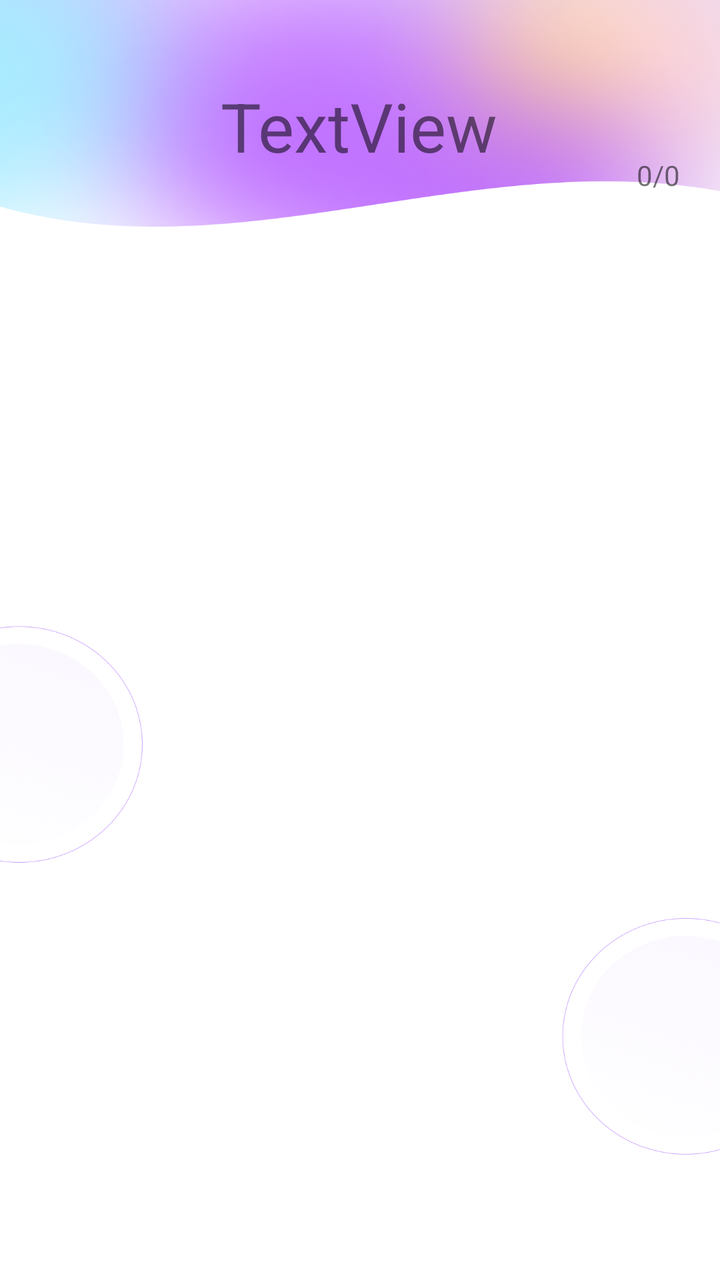
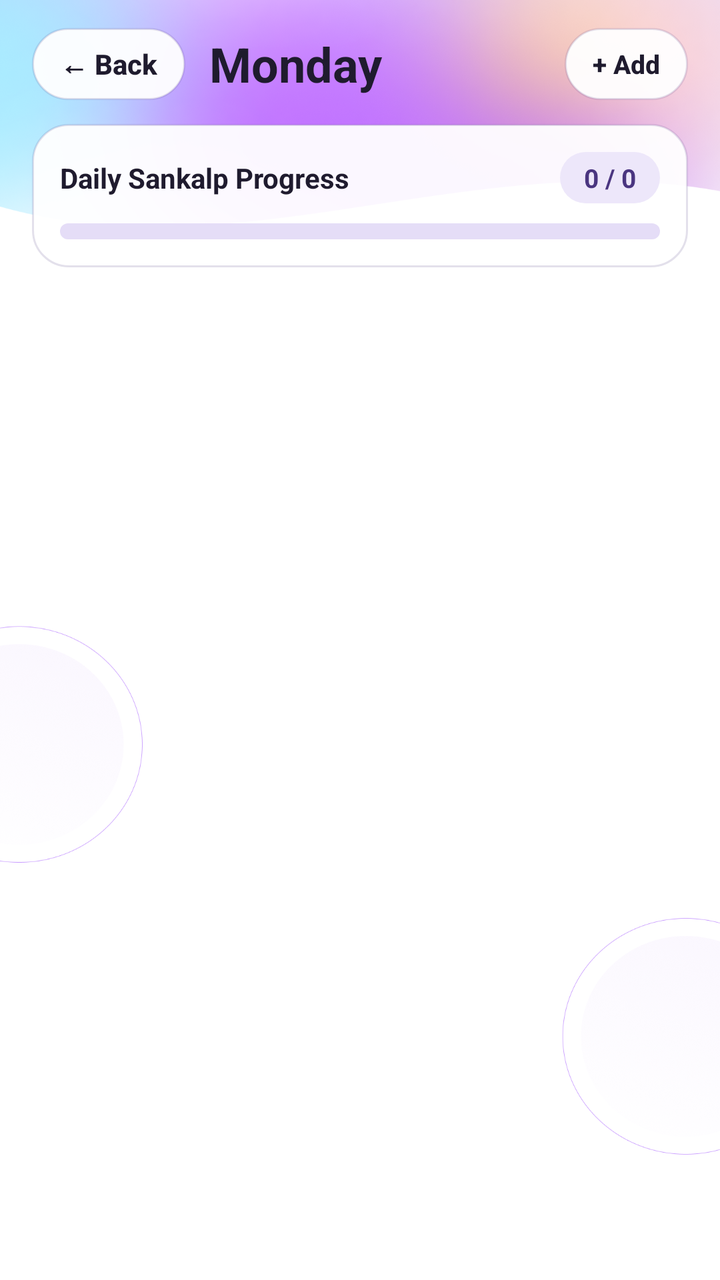

Screens rendered from an Android XML layout before and after an edit, with the pre-edit source and the edit as a unified diff.
<!-- AndroidManifest.xml: application theme Theme.PoojaTracker -->
<!-- res/layout/activity_pooja_list.xml -->
<?xml version="1.0" encoding="utf-8"?>
<androidx.constraintlayout.widget.ConstraintLayout xmlns:android="http://schemas.android.com/apk/res/android"
    xmlns:app="http://schemas.android.com/apk/res-auto"
    xmlns:tools="http://schemas.android.com/tools"
    android:layout_width="match_parent"
    android:layout_height="match_parent"
    android:background="@drawable/background_shorter"
    tools:context=".PoojaListActivity"
    >





    <TextView
        android:id="@+id/day"
        android:layout_width="wrap_content"
        android:layout_height="wrap_content"
        android:text="TextView"
        android:textSize="34sp"
        app:layout_constraintBottom_toBottomOf="parent"
        app:layout_constraintEnd_toEndOf="parent"
        app:layout_constraintHorizontal_bias="0.498"
        app:layout_constraintStart_toStartOf="parent"
        app:layout_constraintTop_toTopOf="parent"
        app:layout_constraintVertical_bias="0.068" />

    <androidx.recyclerview.widget.RecyclerView
        android:id="@+id/poojalist"
        android:layout_width="381dp"
        android:layout_height="502dp"
        app:layout_constraintBottom_toBottomOf="parent"
        app:layout_constraintEnd_toStartOf="@+id/guideline4"
        app:layout_constraintStart_toStartOf="@+id/guideline3"
        app:layout_constraintTop_toBottomOf="@+id/day" />

    <androidx.constraintlayout.widget.Guideline
        android:id="@+id/guideline3"
        android:layout_width="wrap_content"
        android:layout_height="wrap_content"
        android:orientation="vertical"
        app:layout_constraintGuide_begin="20dp" />

    <androidx.constraintlayout.widget.Guideline
        android:id="@+id/guideline4"
        android:layout_width="wrap_content"
        android:layout_height="wrap_content"
        android:orientation="vertical"
        app:layout_constraintGuide_end="20dp" />

    <TextView
        android:id="@+id/details"
        android:layout_width="wrap_content"
        android:layout_height="wrap_content"
        android:text="0/0"
        app:layout_constraintBottom_toTopOf="@+id/poojalist"
        app:layout_constraintEnd_toStartOf="@+id/guideline4"
        app:layout_constraintHorizontal_bias="1.0"
        app:layout_constraintStart_toStartOf="@+id/guideline3"
        app:layout_constraintTop_toTopOf="parent"
        app:layout_constraintVertical_bias="0.838" />

</androidx.constraintlayout.widget.ConstraintLayout>
<!-- resources referenced by this layout -->
<resources>
  <!-- drawable background_shorter: png bitmap (drawable-v24, 741760 bytes) -->
  <style name="Theme.PoojaTracker" parent="Theme.MaterialComponents.DayNight.DarkActionBar">
          
          <item name="colorPrimary">@color/purple_500</item>
          <item name="colorPrimaryVariant">@color/purple_700</item>
          <item name="colorOnPrimary">@color/white</item>
          
          <item name="colorSecondary">@color/teal_200</item>
          <item name="colorSecondaryVariant">@color/teal_700</item>
          <item name="colorOnSecondary">@color/black</item>
          
  
          <item name="android:statusBarColor">@color/status_bar_color</item>
          
      </style>
  <color name="purple_500">#FF6200EE</color>
  <color name="purple_700">#FF3700B3</color>
  <color name="white">#FFFFFFFF</color>
  <color name="teal_200">#FF03DAC5</color>
  <color name="teal_700">#FF018786</color>
  <color name="black">#FF000000</color>
  <color name="status_bar_color">#FF000000</color>
</resources>

<!-- the commit's change to res/layout/activity_pooja_list.xml (unified diff, before → after) -->
@@ -1,63 +1,170 @@
 <?xml version="1.0" encoding="utf-8"?>
-<androidx.constraintlayout.widget.ConstraintLayout xmlns:android="http://schemas.android.com/apk/res/android"
+<LinearLayout xmlns:android="http://schemas.android.com/apk/res/android"
     xmlns:app="http://schemas.android.com/apk/res-auto"
     xmlns:tools="http://schemas.android.com/tools"
     android:layout_width="match_parent"
     android:layout_height="match_parent"
     android:background="@drawable/background_shorter"
-    tools:context=".PoojaListActivity"
-    >
+    android:orientation="vertical"
+    android:paddingStart="16dp"
+    android:paddingTop="14dp"
+    android:paddingEnd="16dp"
+    tools:context=".PoojaListActivity">
 
+    
+    <LinearLayout
+        android:layout_width="match_parent"
+        android:layout_height="wrap_content"
+        android:gravity="center_vertical"
+        android:orientation="horizontal">
 
+        <androidx.appcompat.widget.AppCompatButton
+            android:id="@+id/btnBackList"
+            android:layout_width="wrap_content"
+            android:layout_height="36dp"
+            android:background="@drawable/card_surface"
+            android:minWidth="0dp"
+            android:minHeight="0dp"
+            android:paddingStart="14dp"
+            android:paddingEnd="14dp"
+            android:text="← Back"
+            android:textAllCaps="false"
+            android:textColor="@color/card_text_primary"
+            android:textSize="14sp"
+            android:textStyle="bold" />
 
+        <TextView
+            android:id="@+id/day"
+            android:layout_width="0dp"
+            android:layout_height="wrap_content"
+            android:layout_marginStart="12dp"
+            android:layout_weight="1"
+            android:text="Monday"
+            android:textColor="@color/add_header_text"
+            android:textSize="24sp"
+            android:textStyle="bold" />
 
+        <androidx.appcompat.widget.AppCompatButton
+            android:id="@+id/btnAddFromList"
+            android:layout_width="wrap_content"
+            android:layout_height="36dp"
+            android:background="@drawable/card_surface"
+            android:minWidth="0dp"
+            android:minHeight="0dp"
+            android:paddingStart="14dp"
+            android:paddingEnd="14dp"
+            android:text="+ Add"
+            android:textAllCaps="false"
+            android:textColor="@color/card_text_primary"
+            android:textSize="13sp"
+            android:textStyle="bold" />
+    </LinearLayout>
 
-    <TextView
-        android:id="@+id/day"
-        android:layout_width="wrap_content"
+    
+    <LinearLayout
+        android:layout_width="match_parent"
         android:layout_height="wrap_content"
-        android:text="TextView"
-        android:textSize="34sp"
-        app:layout_constraintBottom_toBottomOf="parent"
-        app:layout_constraintEnd_toEndOf="parent"
-        app:layout_constraintHorizontal_bias="0.498"
-        app:layout_constraintStart_toStartOf="parent"
-        app:layout_constraintTop_toTopOf="parent"
-        app:layout_constraintVertical_bias="0.068" />
+        android:layout_marginTop="12dp"
+        android:background="@drawable/card_surface"
+        android:orientation="vertical"
+        android:padding="14dp">
 
+        <LinearLayout
+            android:layout_width="match_parent"
+            android:layout_height="wrap_content"
+            android:gravity="center_vertical"
+            android:orientation="horizontal">
+
+            <TextView
+                android:id="@+id/progressLabel"
+                android:layout_width="0dp"
+                android:layout_height="wrap_content"
+                android:layout_weight="1"
+                android:text="Daily Sankalp Progress"
+                android:textColor="@color/card_text_primary"
+                android:textSize="14sp"
+                android:textStyle="bold" />
+
+            <TextView
+                android:id="@+id/details"
+                android:layout_width="wrap_content"
+                android:layout_height="wrap_content"
+                android:background="@drawable/badge_pill_bg"
+                android:paddingStart="12dp"
+                android:paddingTop="4dp"
+                android:paddingEnd="12dp"
+                android:paddingBottom="4dp"
+                android:text="0 / 0"
+                android:textColor="@color/badge_pill_text"
+                android:textSize="13sp"
+                android:textStyle="bold" />
+        </LinearLayout>
+
+        <ProgressBar
+            android:id="@+id/dayProgressBar"
+            style="?android:attr/progressBarStyleHorizontal"
+            android:layout_width="match_parent"
+            android:layout_height="8dp"
+            android:layout_marginTop="10dp"
+            android:max="100"
+            android:progress="0"
+            android:progressDrawable="@drawable/progress_day_bar" />
+    </LinearLayout>
+
+    
+    <LinearLayout
+        android:id="@+id/emptyStateCard"
+        android:layout_width="match_parent"
+        android:layout_height="wrap_content"
+        android:layout_marginTop="24dp"
+        android:background="@drawable/card_surface"
+        android:gravity="center"
+        android:orientation="vertical"
+        android:padding="24dp"
+        android:visibility="gone">
+
+        <TextView
+            android:id="@+id/emptyStateTitle"
+            android:layout_width="wrap_content"
+            android:layout_height="wrap_content"
+            android:gravity="center"
+            android:text="No Poojas scheduled yet"
+            android:textColor="@color/card_text_primary"
+            android:textSize="17sp"
+            android:textStyle="bold" />
+
+        <TextView
+            android:layout_width="wrap_content"
+            android:layout_height="wrap_content"
+            android:layout_marginTop="6dp"
+            android:gravity="center"
+            android:text="Add a YouTube mantra/chalisa or import your playlist JSON to get started."
+            android:textColor="@color/card_text_secondary"
+            android:textSize="13sp" />
+
+        <androidx.appcompat.widget.AppCompatButton
+            android:id="@+id/btnEmptyAdd"
+            android:layout_width="wrap_content"
+            android:layout_height="44dp"
+            android:layout_marginTop="16dp"
+            android:background="@drawable/gradientbtn"
+            android:paddingStart="24dp"
+            android:paddingEnd="24dp"
+            android:text="+ Add or Import Poojas"
+            android:textAllCaps="false"
+            android:textColor="@color/gradient_btn_text"
+            android:textSize="14sp"
+            android:textStyle="bold" />
+    </LinearLayout>
+
+    
     <androidx.recyclerview.widget.RecyclerView
         android:id="@+id/poojalist"
-        android:layout_width="381dp"
-        android:layout_height="502dp"
-        app:layout_constraintBottom_toBottomOf="parent"
-        app:layout_constraintEnd_toStartOf="@+id/guideline4"
-        app:layout_constraintStart_toStartOf="@+id/guideline3"
-        app:layout_constraintTop_toBottomOf="@+id/day" />
+        android:layout_width="match_parent"
+        android:layout_height="0dp"
+        android:layout_marginTop="10dp"
+        android:layout_weight="1"
+        android:clipToPadding="false"
+        android:paddingBottom="24dp" />
 
-    <androidx.constraintlayout.widget.Guideline
-        android:id="@+id/guideline3"
-        android:layout_width="wrap_content"
-        android:layout_height="wrap_content"
-        android:orientation="vertical"
-        app:layout_constraintGuide_begin="20dp" />
-
-    <androidx.constraintlayout.widget.Guideline
-        android:id="@+id/guideline4"
-        android:layout_width="wrap_content"
-        android:layout_height="wrap_content"
-        android:orientation="vertical"
-        app:layout_constraintGuide_end="20dp" />
-
-    <TextView
-        android:id="@+id/details"
-        android:layout_width="wrap_content"
-        android:layout_height="wrap_content"
-        android:text="0/0"
-        app:layout_constraintBottom_toTopOf="@+id/poojalist"
-        app:layout_constraintEnd_toStartOf="@+id/guideline4"
-        app:layout_constraintHorizontal_bias="1.0"
-        app:layout_constraintStart_toStartOf="@+id/guideline3"
-        app:layout_constraintTop_toTopOf="parent"
-        app:layout_constraintVertical_bias="0.838" />
-
-</androidx.constraintlayout.widget.ConstraintLayout>
+</LinearLayout>
<!-- resource entries referenced after the edit -->
@@ -1,6 +1,61 @@
 <!-- resources referenced by this layout -->
 <resources>
+  <color name="add_header_text">#FF1F1B2E</color>
+  <color name="badge_pill_text">#FF4A3580</color>
+  <color name="card_text_primary">#FF1F1B2E</color>
+  <color name="card_text_secondary">#FF5E5675</color>
+  <color name="gradient_btn_text">#FF1F1B2E</color>
   <!-- drawable background_shorter: png bitmap (drawable-v24, 741760 bytes) -->
+  <!-- drawable badge_pill_bg (drawable) -->
+  <?xml version="1.0" encoding="utf-8"?>
+  <shape xmlns:android="http://schemas.android.com/apk/res/android"
+      android:shape="rectangle">
+      <solid android:color="@color/badge_pill_bg" />
+      <corners android:radius="999dp" />
+  </shape>
+  <!-- drawable card_surface (drawable) -->
+  <?xml version="1.0" encoding="utf-8"?>
+  <shape xmlns:android="http://schemas.android.com/apk/res/android"
+      android:shape="rectangle">
+      <solid android:color="@color/card_surface_bg" />
+      <stroke
+          android:width="1dp"
+          android:color="@color/card_surface_stroke" />
+      <corners android:radius="18dp" />
+  </shape>
+  <!-- drawable gradientbtn (drawable) -->
+  <?xml version="1.0" encoding="utf-8"?>
+  <shape xmlns:android="http://schemas.android.com/apk/res/android" android:shape="rectangle">
+  
+  
+  
+  
+      <gradient
+          android:angle="0"
+          android:startColor="#fbc2eb"
+          android:endColor="#a6c1ee"
+          android:type="linear" />
+      <corners android:radius="20dp"/>
+  
+  </shape>
+  <!-- drawable progress_day_bar (drawable) -->
+  <?xml version="1.0" encoding="utf-8"?>
+  <layer-list xmlns:android="http://schemas.android.com/apk/res/android">
+      <item android:id="@android:id/background">
+          <shape android:shape="rectangle">
+              <corners android:radius="999dp" />
+              <solid android:color="@color/progress_track_bg" />
+          </shape>
+      </item>
+      <item android:id="@android:id/progress">
+          <scale android:scaleWidth="100%">
+              <shape android:shape="rectangle">
+                  <corners android:radius="999dp" />
+                  <solid android:color="@color/progress_fill_color" />
+              </shape>
+          </scale>
+      </item>
+  </layer-list>
   <style name="Theme.PoojaTracker" parent="Theme.MaterialComponents.DayNight.DarkActionBar">
           
           <item name="colorPrimary">@color/purple_500</item>
@@ -15,12 +70,17 @@
           <item name="android:statusBarColor">@color/status_bar_color</item>
           
       </style>
+  <color name="badge_pill_bg">#FFEDE7FA</color>
+  <color name="card_surface_bg">#F0FFFFFF</color>
+  <color name="card_surface_stroke">#306B5B95</color>
+  <color name="progress_track_bg">#FFE5DDF7</color>
+  <color name="progress_fill_color">#FF6A4C93</color>
   <color name="purple_500">#FF6200EE</color>
   <color name="purple_700">#FF3700B3</color>
   <color name="white">#FFFFFFFF</color>
   <color name="teal_200">#FF03DAC5</color>
   <color name="teal_700">#FF018786</color>
   <color name="black">#FF000000</color>
-  <color name="status_bar_color">#FF000000</color>
+  <color name="status_bar_color">#FF1A162B</color>
 </resources>
 
